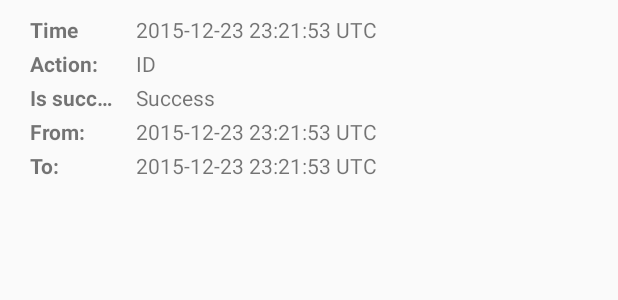
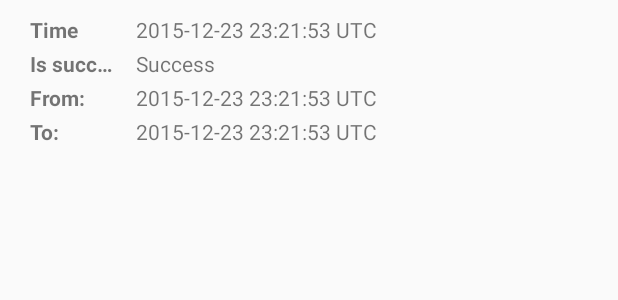
Before and after one commit to ivarprudnikov/android_sensors, an Android app: the layout activity_export_result_list_item.xml on its own in the app's theme, with its tools: preview values and no code run, on a phone screen of 412 x 824 dp. Shown: the top 300 px of the screen. Run offline under Robolectric (Android 15) with nearby library versions, the phone set to English and light mode, and no system bars.

Commit message:
remove action url id from result adapter

```diff
--- a/app/src/main/java/com/ivarprudnikov/sensors/ActionUrlAdapter.java
+++ b/app/src/main/java/com/ivarprudnikov/sensors/ActionUrlAdapter.java
@@ -102,7 +102,7 @@ public class ActionUrlAdapter extends ArrayAdapter<ActionUrl> {
 
     private void showOptionsDialog(final ActionUrl action) {
         AlertDialog.Builder builder = new AlertDialog.Builder(getContext());
-        final String[] actionsArray = new String[]{ "Send all data", "Send latest data", "Edit", "Delete", "Export results" };
+        final String[] actionsArray = new String[]{ "Send all data", "Send latest data", "Edit", "Delete", "History" };
         builder.setTitle("Options")
                 .setItems(actionsArray, new DialogInterface.OnClickListener() {
                     public void onClick(DialogInterface dialog, int which) {
--- a/app/src/main/res/layout/activity_export_result_list_item.xml
+++ b/app/src/main/res/layout/activity_export_result_list_item.xml
@@ -33,7 +33,7 @@
 
     <TextView
         android:id="@+id/line2label"
-        android:text="Action:"
+        android:text="Is success?"
         android:ellipsize="end"
         android:singleLine="true"
         android:layout_width="60dip"
@@ -47,7 +47,7 @@
 
     <TextView
         android:id="@+id/line2"
-        android:text="ID"
+        android:text="Success"
         android:layout_width="fill_parent"
         android:layout_height="wrap_content"
         android:layout_marginLeft="5dip"
@@ -59,7 +59,7 @@
 
     <TextView
         android:id="@+id/line3label"
-        android:text="Is success?"
+        android:text="From:"
         android:ellipsize="end"
         android:singleLine="true"
         android:layout_width="60dip"
@@ -73,7 +73,7 @@
 
     <TextView
         android:id="@+id/line3"
-        android:text="Success"
+        android:text="2015-12-23 23:21:53 UTC"
         android:layout_width="fill_parent"
         android:layout_height="wrap_content"
         android:layout_marginLeft="5dip"
@@ -85,7 +85,7 @@
 
     <TextView
         android:id="@+id/line4label"
-        android:text="From:"
+        android:text="To:"
         android:ellipsize="end"
         android:singleLine="true"
         android:layout_width="60dip"
@@ -104,35 +104,9 @@
         android:layout_height="wrap_content"
         android:layout_marginLeft="5dip"
         android:layout_marginRight="20dip"
-        android:layout_marginBottom="3dip"
+        android:layout_marginBottom="10dip"
         android:layout_toRightOf="@+id/line4label"
         android:layout_below="@id/line3"
         android:textAppearance="?android:attr/textAppearanceSmall"/>
 
-    <TextView
-        android:id="@+id/line5label"
-        android:text="To:"
-        android:ellipsize="end"
-        android:singleLine="true"
-        android:layout_width="60dip"
-        android:layout_height="wrap_content"
-        android:layout_marginLeft="20dip"
-        android:layout_marginRight="5dip"
-        android:layout_marginBottom="3dip"
-        android:layout_below="@id/line4"
-        android:textAppearance="?android:attr/textAppearanceSmall"
-        android:textStyle="bold" />
-
-    <TextView
-        android:id="@+id/line5"
-        android:text="2015-12-23 23:21:53 UTC"
-        android:layout_width="fill_parent"
-        android:layout_height="wrap_content"
-        android:layout_marginLeft="5dip"
-        android:layout_marginRight="20dip"
-        android:layout_marginBottom="10dip"
-        android:layout_toRightOf="@+id/line5label"
-        android:layout_below="@id/line4"
-        android:textAppearance="?android:attr/textAppearanceSmall"/>
-
 </RelativeLayout>
--- a/app/src/main/res/values/strings.xml
+++ b/app/src/main/res/values/strings.xml
@@ -41,7 +41,6 @@
     <string name="title_activity_export_data_create">Export action</string>
 
     <string name="action_settings">Settings</string>
-    <string name="title_activity_export_result">Export Results</string>
+    <string name="title_activity_export_result">History</string>
 
-    <string name="hello_world">Hello world!</string>
 </resources>
```
Also changed, not shown: app/src/main/java/com/ivarprudnikov/sensors/ActionResultAdapter.java (+3 -7 lines).
